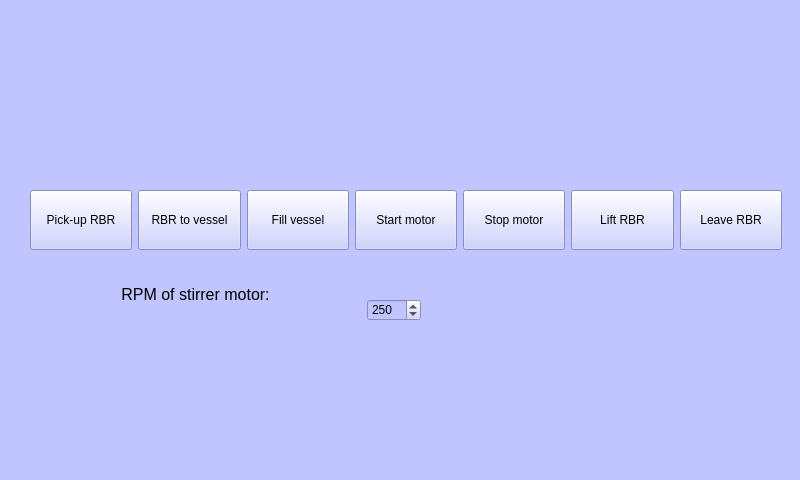
AndreasNilsson123/SpinchemDBT23, file automation/GUI_prototype.ui: the form before one commit.
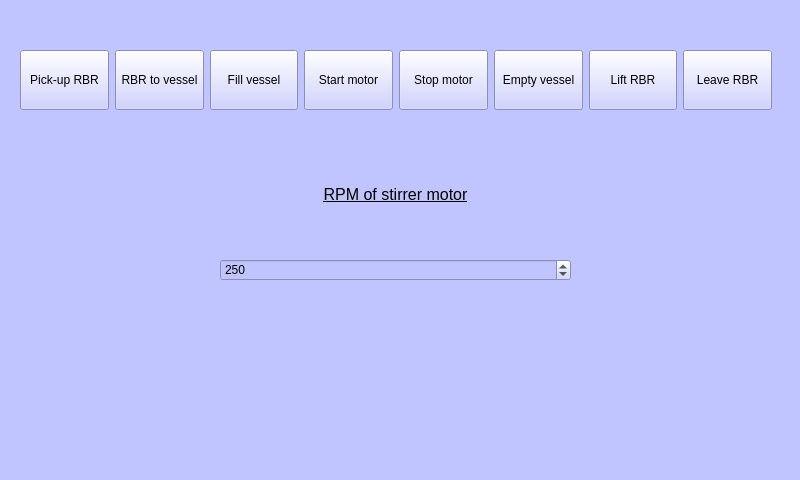
The form after the commit.

Commit message: Added a position class, and fixed commands to be sent to stirrer motor

The edit to the form file:
```diff
--- a/automation/GUI_prototype.ui
+++ b/automation/GUI_prototype.ui
@@ -2,6 +2,9 @@
 <ui version="4.0">
  <class>MainWindow</class>
  <widget class="QMainWindow" name="MainWindow">
+  <property name="enabled">
+   <bool>true</bool>
+  </property>
   <property name="geometry">
    <rect>
     <x>0</x>
@@ -20,8 +23,8 @@
    <widget class="QWidget" name="horizontalLayoutWidget">
     <property name="geometry">
      <rect>
-      <x>30</x>
-      <y>170</y>
+      <x>20</x>
+      <y>30</y>
       <width>752</width>
       <height>101</height>
      </rect>
@@ -92,6 +95,19 @@
        </property>
       </widget>
      </item>
+     <item>
+      <widget class="QPushButton" name="emptyVessel">
+       <property name="minimumSize">
+        <size>
+         <width>30</width>
+         <height>60</height>
+        </size>
+       </property>
+       <property name="text">
+        <string>Empty vessel</string>
+       </property>
+      </widget>
+     </item>
      <item>
       <widget class="QPushButton" name="stopMotor">
        <property name="minimumSize">
@@ -123,13 +139,13 @@
    <widget class="QWidget" name="horizontalLayoutWidget_2">
     <property name="geometry">
      <rect>
-      <x>30</x>
-      <y>280</y>
-      <width>391</width>
-      <height>61</height>
+      <x>220</x>
+      <y>180</y>
+      <width>351</width>
+      <height>101</height>
      </rect>
     </property>
-    <layout class="QHBoxLayout" name="horizontalLayout_2">
+    <layout class="QVBoxLayout" name="verticalLayout">
      <item>
       <widget class="QTextEdit" name="textEdit">
        <property name="styleSheet">
@@ -140,7 +156,7 @@
 &lt;html&gt;&lt;head&gt;&lt;meta name=&quot;qrichtext&quot; content=&quot;1&quot; /&gt;&lt;style type=&quot;text/css&quot;&gt;
 p, li { white-space: pre-wrap; }
 &lt;/style&gt;&lt;/head&gt;&lt;body style=&quot; font-family:'MS Shell Dlg 2'; font-size:7.8pt; font-weight:400; font-style:normal;&quot;&gt;
-&lt;p align=&quot;center&quot; style=&quot; margin-top:0px; margin-bottom:0px; margin-left:0px; margin-right:0px; -qt-block-indent:0; text-indent:0px;&quot;&gt;&lt;span style=&quot; font-size:12pt;&quot;&gt;RPM of stirrer motor:&lt;/span&gt;&lt;/p&gt;
+&lt;p align=&quot;center&quot; style=&quot; margin-top:0px; margin-bottom:0px; margin-left:0px; margin-right:0px; -qt-block-indent:0; text-indent:0px;&quot;&gt;&lt;span style=&quot; font-size:12pt; text-decoration: underline;&quot;&gt;RPM of stirrer motor&lt;/span&gt;&lt;/p&gt;
 &lt;p align=&quot;center&quot; style=&quot;-qt-paragraph-type:empty; margin-top:0px; margin-bottom:0px; margin-left:0px; margin-right:0px; -qt-block-indent:0; text-indent:0px;&quot;&gt;&lt;br /&gt;&lt;/p&gt;&lt;/body&gt;&lt;/html&gt;</string>
        </property>
       </widget>
```
Left out of the diff: 2 changed lines with no effect on the pictures. The commit also changes 3 other files.
